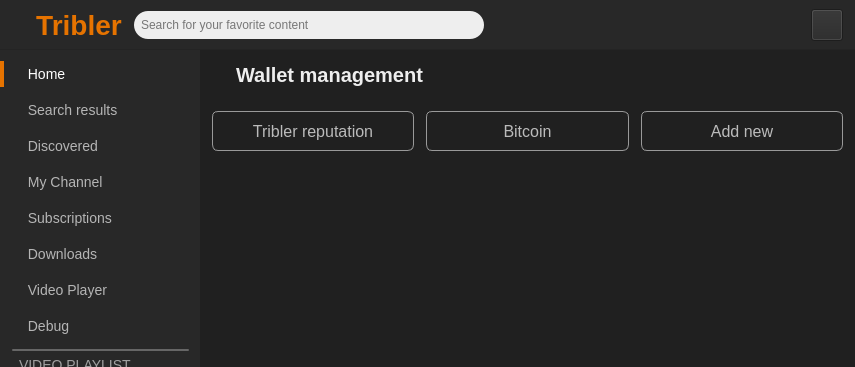
Qt form TriblerGUI/qt_resources/mainwindow.ui (devos50/tribler) before a commit; both pictures show x 0 to 855 and y 0 to 367 of the 855 by 655 pixel window.
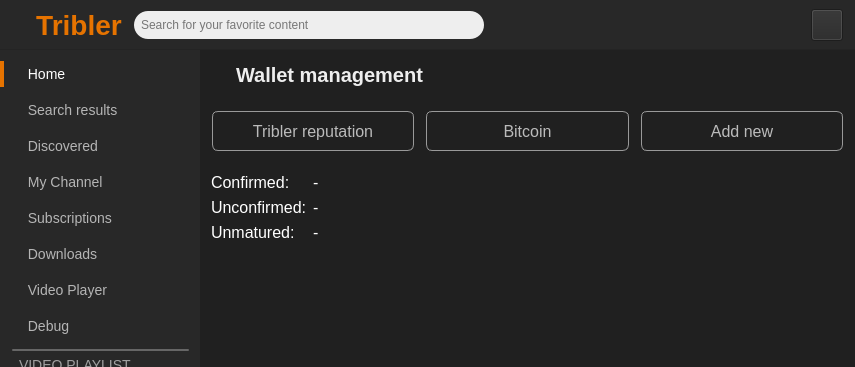
The same form after that commit. The open tabs and pages were chosen to show the change. Icons and pictures are not drawn. Custom widgets are drawn as their Qt base class.

Commit message:
Finished wallet management
It's very basic for now

The edit to the form file:
```diff
--- a/TriblerGUI/qt_resources/mainwindow.ui
+++ b/TriblerGUI/qt_resources/mainwindow.ui
@@ -10524,7 +10524,80 @@
               </item>
              </layout>
             </widget>
-            <widget class="QWidget" name="btc_wallet_overview"/>
+            <widget class="QWidget" name="btc_wallet_overview">
+             <layout class="QVBoxLayout" name="verticalLayout">
+              <property name="spacing">
+               <number>0</number>
+              </property>
+              <property name="leftMargin">
+               <number>0</number>
+              </property>
+              <property name="topMargin">
+               <number>0</number>
+              </property>
+              <property name="rightMargin">
+               <number>0</number>
+              </property>
+              <property name="bottomMargin">
+               <number>0</number>
+              </property>
+              <item>
+               <widget class="QWidget" name="btc_wallet_overview_container" native="true">
+                <property name="styleSheet">
+                 <string notr="true">color: white;
+font-size: 16px;</string>
+                </property>
+                <layout class="QFormLayout" name="formLayout_9">
+                 <property name="formAlignment">
+                  <set>Qt::AlignLeading|Qt::AlignLeft|Qt::AlignTop</set>
+                 </property>
+                 <item row="0" column="0">
+                  <widget class="QLabel" name="label_60">
+                   <property name="text">
+                    <string>Confirmed:</string>
+                   </property>
+                  </widget>
+                 </item>
+                 <item row="1" column="0">
+                  <widget class="QLabel" name="label_61">
+                   <property name="text">
+                    <string>Unconfirmed:</string>
+                   </property>
+                  </widget>
+                 </item>
+                 <item row="2" column="0">
+                  <widget class="QLabel" name="label_62">
+                   <property name="text">
+                    <string>Unmatured:</string>
+                   </property>
+                  </widget>
+                 </item>
+                 <item row="0" column="1">
+                  <widget class="QLabel" name="btc_wallet_confirmed_label">
+                   <property name="text">
+                    <string>-</string>
+                   </property>
+                  </widget>
+                 </item>
+                 <item row="1" column="1">
+                  <widget class="QLabel" name="btc_wallet_unconfirmed_label">
+                   <property name="text">
+                    <string>-</string>
+                   </property>
+                  </widget>
+                 </item>
+                 <item row="2" column="1">
+                  <widget class="QLabel" name="btc_wallet_unmatured_label">
+                   <property name="text">
+                    <string>-</string>
+                   </property>
+                  </widget>
+                 </item>
+                </layout>
+               </widget>
+              </item>
+             </layout>
+            </widget>
             <widget class="QWidget" name="no_wallet_selected_overview">
              <layout class="QVBoxLayout" name="verticalLayout">
               <property name="spacing">
```
Left out of the diff: 79 changed lines with no effect on the pictures. The commit also changes 4 other files.
